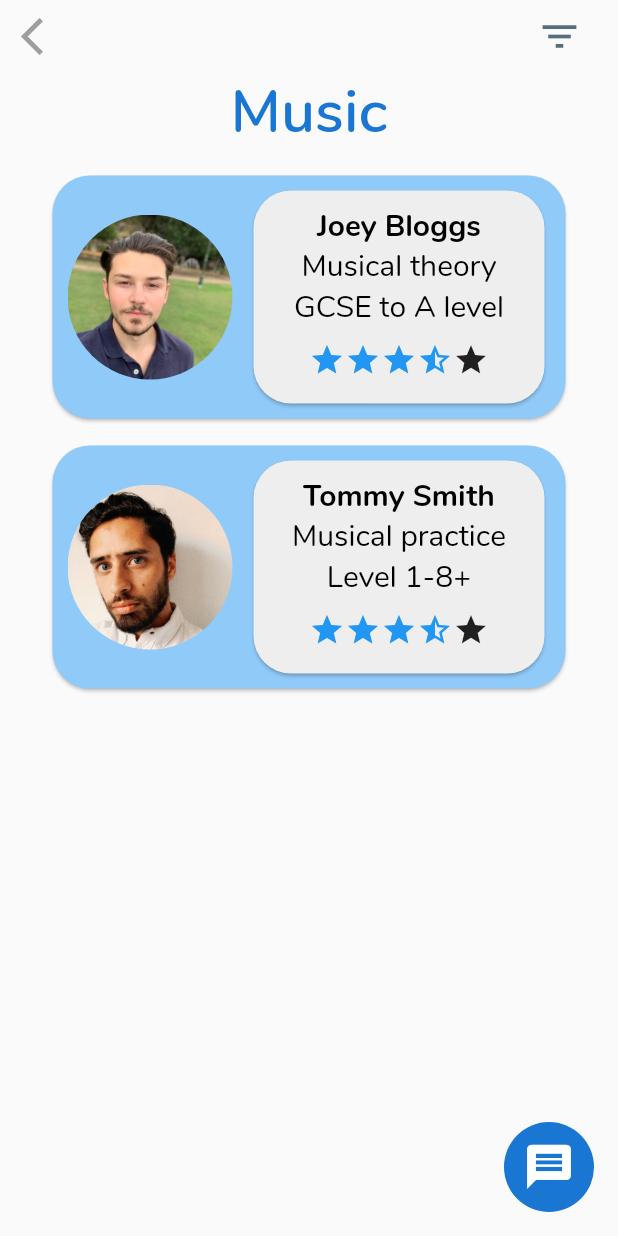
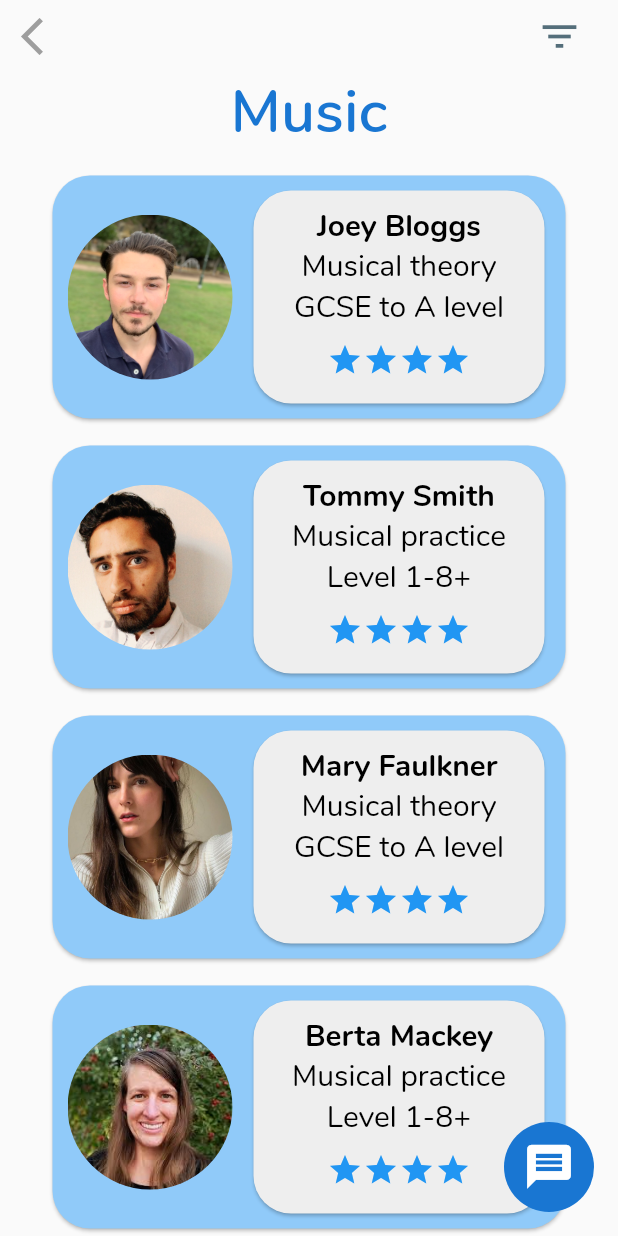
Before and after one commit to aj2109/Pocket-Pro, a Flutter app: the SearchPage screen opened directly, on a phone screen of 412 x 824 dp. Run offline on Flutter 3.47's test engine with Material 2 defaults, Android fonts, the phone set to English and light mode, and no system bars.

Commit message:
UI improvements

```diff
--- a/pocket_pro/lib/search_page.dart
+++ b/pocket_pro/lib/search_page.dart
@@ -64,6 +64,7 @@ class _SearchPageState extends State<SearchPage> {
                   text: 'Musical theory',
                   range: 'GCSE to A level',
                   textColor: Colors.black,
+                  starCount: 4,
                 ),
                 SizedBox(height: 10),
                 SubCategoryListing(
@@ -73,8 +74,48 @@ class _SearchPageState extends State<SearchPage> {
                   text: 'Musical practice',
                   range: 'Level 1-8+',
                   textColor: Colors.black,
+                  starCount: 4,
                 ),
                 SizedBox(height: 10),
+                SubCategoryListing(
+                  backgroundColor: Colors.blue[200],
+                  image: AssetImage('images/selfie4.jpg'),
+                  name: 'Mary Faulkner',
+                  text: 'Musical theory',
+                  range: 'GCSE to A level',
+                  textColor: Colors.black,
+                  starCount: 3,
+                ),
+                SizedBox(height: 10),
+                SubCategoryListing(
+                  backgroundColor: Colors.blue[200],
+                  image: AssetImage('images/selfie5.jpeg'),
+                  name: 'Berta Mackey',
+                  text: 'Musical practice',
+                  range: 'Level 1-8+',
+                  textColor: Colors.black,
+                  starCount: 1,
+                ),
+                SizedBox(height: 10),
+                SubCategoryListing(
+                  backgroundColor: Colors.blue[200],
+                  image: AssetImage('images/selfie6.jpg'),
+                  name: 'Mitch Wood',
+                  text: 'Musical theory',
+                  range: 'GCSE to A level',
+                  textColor: Colors.black,
+                  starCount: 5,
+                ),
+                SizedBox(height: 10),
+                SubCategoryListing(
+                  backgroundColor: Colors.blue[200],
+                  image: AssetImage('images/selfie8.jpeg'),
+                  name: 'Samuel Jessop',
+                  text: 'Musical practice',
+                  range: 'Level 1-8+',
+                  textColor: Colors.black,
+                  starCount: 3,
+                ),
               ],
             ),
           ),
--- a/pocket_pro/lib/sub_category_Listing_widget.dart
+++ b/pocket_pro/lib/sub_category_Listing_widget.dart
@@ -8,14 +8,15 @@ class SubCategoryListing extends StatefulWidget {
   Color backgroundColor;
   Color textColor;
   AssetImage image;
-
+  double starCount;
   SubCategoryListing(
       {this.backgroundColor,
       this.text,
       this.image,
       this.textColor,
       this.name,
-      this.range});
+      this.range,
+      this.starCount});
 
   @override
   _SubCategoryListingWidgetState createState() =>
@@ -23,6 +24,8 @@ class SubCategoryListing extends StatefulWidget {
 }
 
 class _SubCategoryListingWidgetState extends State<SubCategoryListing> {
+  List<Icon> starArray;
+
   @override
   Widget build(BuildContext context) {
     return GestureDetector(
@@ -86,8 +89,7 @@ class _SubCategoryListingWidgetState extends State<SubCategoryListing> {
                               Icon(Icons.star, color: Colors.blue),
                               Icon(Icons.star, color: Colors.blue),
                               Icon(Icons.star, color: Colors.blue),
-                              Icon(Icons.star_half, color: Colors.blue),
-                              Icon(Icons.star)
+                              Icon(Icons.star, color: Colors.blue),
                             ],
                           )
                         ],
@@ -103,4 +105,12 @@ class _SubCategoryListingWidgetState extends State<SubCategoryListing> {
       ),
     );
   }
+
+//  List<Icon> _getStars(starCount) {
+//    final stars = [];
+//    for (int i = 0; i < starCount; i++) {
+//      stars.add(Icon(Icons.star, color: Colors.blue));
+//    }
+//    return stars;
+//  }
 }
```
Also changed, not shown: pocket_pro/images/selfie3.jpg (added), pocket_pro/images/selfie4.jpg (added), pocket_pro/images/selfie5.jpeg (added), pocket_pro/images/selfie6.jpg (added), pocket_pro/images/selfie7.jpeg (added), pocket_pro/images/selfie8.jpeg (added).
